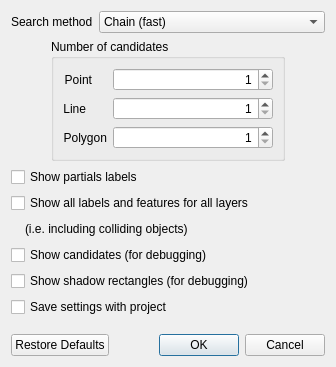
First picture: the form in src/ui/qgsengineconfigdialog.ui, repository qgis/QGIS, before the edit.
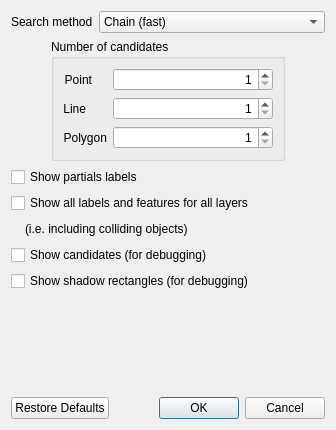
Second picture: the form after the edit.

```diff
--- a/src/ui/qgsengineconfigdialog.ui
+++ b/src/ui/qgsengineconfigdialog.ui
@@ -7,7 +7,7 @@
     <x>0</x>
     <y>0</y>
     <width>336</width>
-    <height>367</height>
+    <height>430</height>
    </rect>
   </property>
   <property name="minimumSize">
@@ -244,19 +244,6 @@
        </property>
       </widget>
      </item>
-     <item row="5" column="0" colspan="3">
-      <widget class="QCheckBox" name="mSaveWithProjectChkBox">
-       <property name="layoutDirection">
-        <enum>Qt::LeftToRight</enum>
-       </property>
-       <property name="text">
-        <string>Save settings with project</string>
-       </property>
-       <property name="checked">
-        <bool>false</bool>
-       </property>
-      </widget>
-     </item>
      <item row="3" column="0" colspan="3">
       <widget class="QCheckBox" name="chkShowCandidates">
        <property name="text">
```
